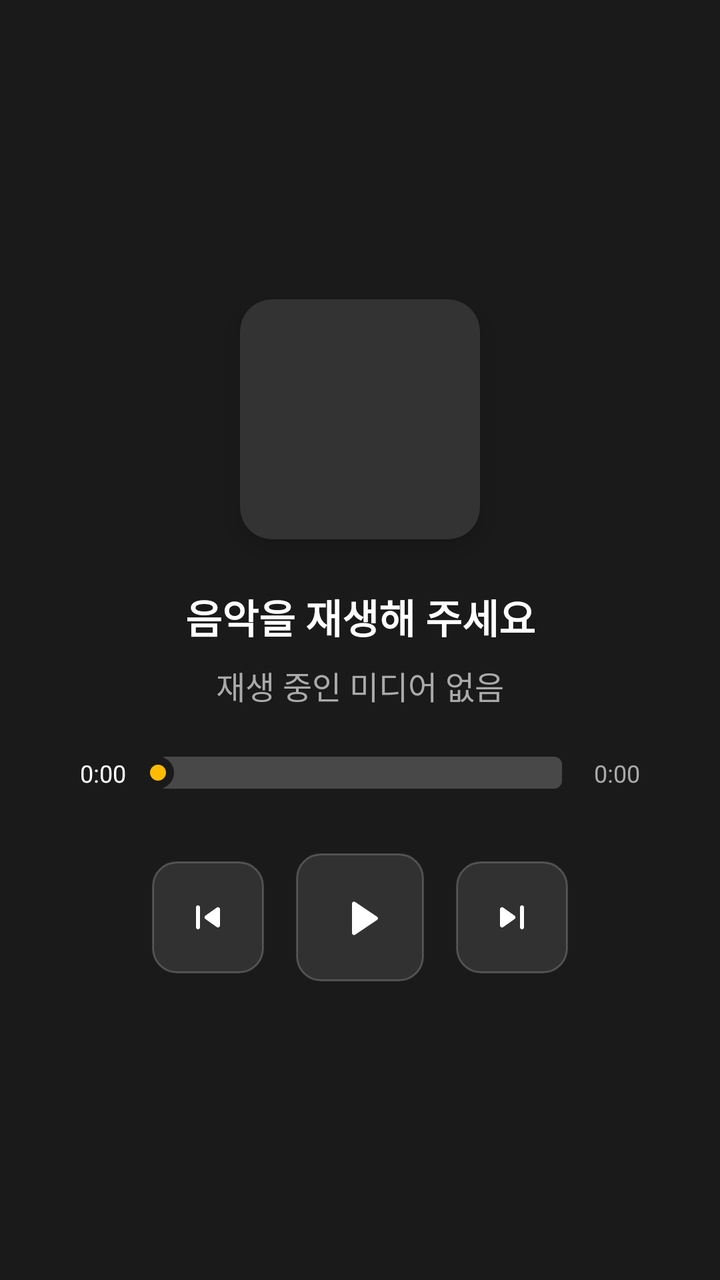
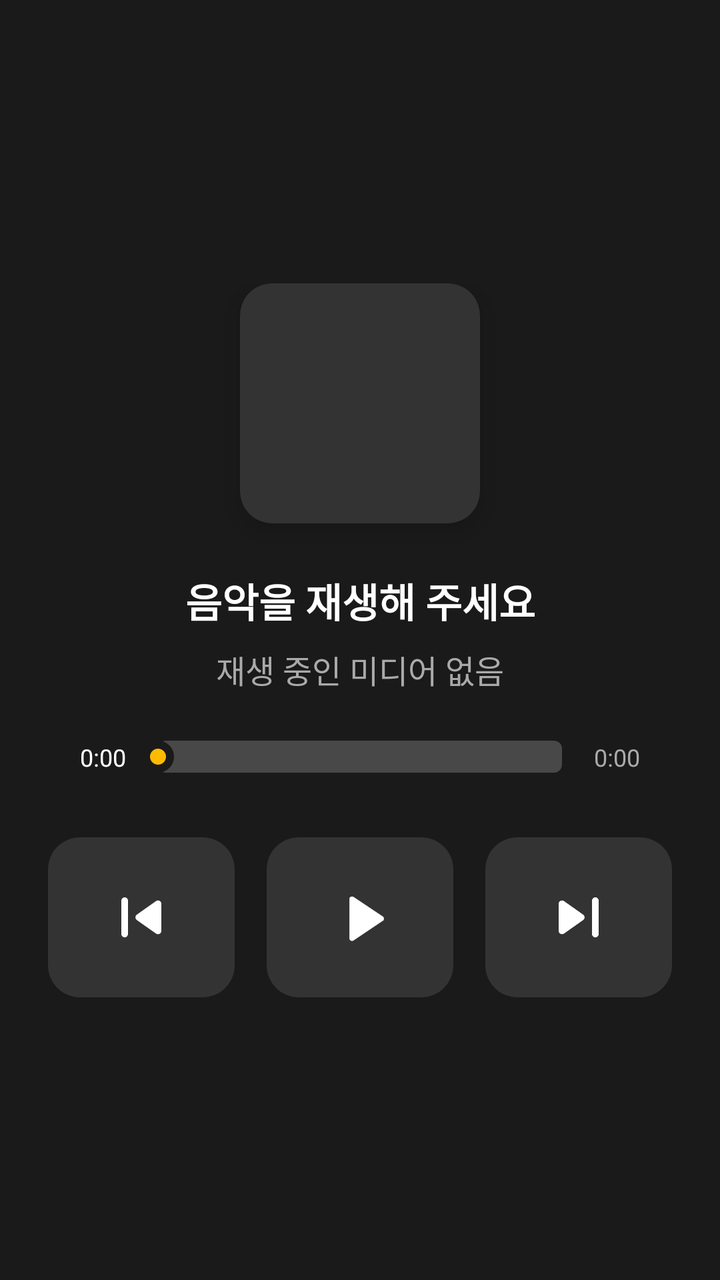

Before-and-after screenshots of an Android layout around one commit, followed by the original layout XML and the change that was made.
<!-- AndroidManifest.xml: application theme Theme.CarrotNavi -->
<!-- res/layout/layout_media_player.xml -->
<?xml version="1.0" encoding="utf-8"?>
<androidx.constraintlayout.widget.ConstraintLayout
    xmlns:android="http://schemas.android.com/apk/res/android"
    xmlns:app="http://schemas.android.com/apk/res-auto"
    android:id="@+id/mediaPlayerContainer"
    android:layout_width="match_parent"
    android:layout_height="match_parent"
    android:background="#1A1A1A">

    <ImageView
        android:id="@+id/ivAlbumArt"
        android:layout_width="match_parent"
        android:layout_height="0dp"
        android:scaleType="centerCrop"
        android:alpha="0.3"
        app:layout_constraintTop_toTopOf="parent"
        app:layout_constraintBottom_toBottomOf="parent" />

    <com.example.carrotnavi.FakeEqView
        android:id="@+id/fakeEqView"
        android:layout_width="match_parent"
        android:layout_height="0dp"
        android:visibility="gone"
        app:layout_constraintTop_toTopOf="parent"
        app:layout_constraintBottom_toBottomOf="parent" />

    <LinearLayout
        android:layout_width="match_parent"
        android:layout_height="wrap_content"
        android:orientation="vertical"
        android:gravity="center"
        android:padding="24dp"
        app:layout_constraintTop_toTopOf="parent"
        app:layout_constraintBottom_toBottomOf="parent">

        <androidx.cardview.widget.CardView
            android:layout_width="120dp"
            android:layout_height="120dp"
            app:cardCornerRadius="16dp"
            app:cardElevation="8dp"
            app:cardBackgroundColor="#333333">
            <ImageView
                android:id="@+id/ivAlbumArtThumbnail"
                android:layout_width="match_parent"
                android:layout_height="match_parent"
                android:scaleType="centerCrop" />
        </androidx.cardview.widget.CardView>

        <TextView
            android:id="@+id/tvMediaTitle"
            android:layout_width="wrap_content"
            android:layout_height="wrap_content"
            android:text="음악을 재생해 주세요"
            android:textColor="#FFFFFF"
            android:textSize="20sp"
            android:textStyle="bold"
            android:layout_marginTop="24dp"
            android:gravity="center"
            android:ellipsize="marquee"
            android:singleLine="true" />

        <TextView
            android:id="@+id/tvMediaArtist"
            android:layout_width="wrap_content"
            android:layout_height="wrap_content"
            android:text="재생 중인 미디어 없음"
            android:textColor="#AAAAAA"
            android:textSize="16sp"
            android:gravity="center"
            android:layout_marginTop="8dp"
            android:singleLine="true" />

        
        <LinearLayout
            android:layout_width="match_parent"
            android:layout_height="wrap_content"
            android:orientation="horizontal"
            android:gravity="center_vertical"
            android:layout_marginTop="24dp"
            android:paddingHorizontal="16dp">
            
            <TextView
                android:id="@+id/tvCurrentTime"
                android:layout_width="wrap_content"
                android:layout_height="wrap_content"
                android:text="0:00"
                android:textColor="#FFFFFF"
                android:textSize="12sp" />
                
            <SeekBar
                android:id="@+id/sbMediaProgress"
                android:layout_width="0dp"
                android:layout_height="wrap_content"
                android:layout_weight="1"
                android:progressDrawable="@drawable/custom_seekbar_progress"
                android:thumb="@drawable/custom_seekbar_thumb"
                android:splitTrack="false"
                android:paddingHorizontal="16dp" />
                
            <TextView
                android:id="@+id/tvDuration"
                android:layout_width="wrap_content"
                android:layout_height="wrap_content"
                android:text="0:00"
                android:textColor="#AAAAAA"
                android:textSize="12sp" />
        </LinearLayout>

        
        <LinearLayout
            android:layout_width="match_parent"
            android:layout_height="wrap_content"
            android:orientation="horizontal"
            android:gravity="center"
            android:layout_marginTop="32dp"
            android:clipToPadding="false">
            
            <ImageButton
                android:id="@+id/btnPrev"
                android:layout_width="56dp"
                android:layout_height="56dp"
                android:background="@drawable/bg_rect_button"
                android:src="@drawable/ic_round_skip_previous_24"
                android:scaleType="centerInside"
                android:layout_marginEnd="16dp" />
                
            <ImageButton
                android:id="@+id/btnPlayPause"
                android:layout_width="64dp"
                android:layout_height="64dp"
                android:background="@drawable/bg_rect_button"
                android:src="@drawable/ic_round_play_arrow_24"
                android:scaleType="centerInside"
                android:elevation="4dp" />
                
            <ImageButton
                android:id="@+id/btnNext"
                android:layout_width="56dp"
                android:layout_height="56dp"
                android:background="@drawable/bg_rect_button"
                android:src="@drawable/ic_round_skip_next_24"
                android:scaleType="centerInside"
                android:layout_marginStart="16dp" />
        </LinearLayout>

    </LinearLayout>

</androidx.constraintlayout.widget.ConstraintLayout>
<!-- resources referenced by this layout -->
<resources>
  <!-- drawable bg_rect_button (drawable) -->
  <?xml version="1.0" encoding="utf-8"?>
  <shape xmlns:android="http://schemas.android.com/apk/res/android"
      android:shape="rectangle">
      <corners android:radius="12dp" />
      <solid android:color="#1AFFFFFF" />
      <stroke android:width="1dp" android:color="#33FFFFFF" />
  </shape>
  <!-- drawable custom_seekbar_progress (drawable) -->
  <?xml version="1.0" encoding="utf-8"?>
  <layer-list xmlns:android="http://schemas.android.com/apk/res/android">
      <item android:id="@android:id/background">
          <shape android:shape="rectangle">
              <corners android:radius="4dp" />
              <solid android:color="#33FFFFFF" />
              <size android:height="6dp" />
          </shape>
      </item>
      <item android:id="@android:id/secondaryProgress">
          <clip>
              <shape android:shape="rectangle">
                  <corners android:radius="4dp" />
                  <solid android:color="#55FFFFFF" />
              </shape>
          </clip>
      </item>
      <item android:id="@android:id/progress">
          <clip>
              <shape android:shape="rectangle">
                  <corners android:radius="4dp" />
                  <solid android:color="#FFBB00" />
              </shape>
          </clip>
      </item>
  </layer-list>
  <!-- drawable custom_seekbar_thumb (drawable) -->
  <?xml version="1.0" encoding="utf-8"?>
  <shape xmlns:android="http://schemas.android.com/apk/res/android"
      android:shape="oval">
      <solid android:color="#FFBB00" />
      <size
          android:width="16dp"
          android:height="16dp" />
      <stroke android:width="4dp" android:color="#1A1A1A" />
  </shape>
  <!-- drawable ic_round_play_arrow_24 (drawable) -->
  <vector xmlns:android="http://schemas.android.com/apk/res/android"
      android:width="24dp"
      android:height="24dp"
      android:viewportWidth="24"
      android:viewportHeight="24">
    <path
        android:fillColor="#FFFFFFFF"
        android:pathData="M8,5.14v14.72a1,1 0,0 0,1.5 0.86l11,-7.36a1,1 0,0 0,0 -1.72l-11,-7.36A1,1 0,0 0,8 5.14z"/>
  </vector>
  <!-- drawable ic_round_skip_next_24 (drawable) -->
  <vector xmlns:android="http://schemas.android.com/apk/res/android"
      android:width="24dp"
      android:height="24dp"
      android:viewportWidth="24"
      android:viewportHeight="24">
    <path
        android:fillColor="#FFFFFFFF"
        android:pathData="M7.58,16.89l5.77,-4.07c0.56,-0.4 0.56,-1.24 0,-1.63L7.58,7.11C6.91,6.65 6,7.12 6,7.93v8.14C6,16.88 6.91,17.35 7.58,16.89zM16,7v10c0,0.55 0.45,1 1,1s1,-0.45 1,-1V7c0,-0.55 -0.45,-1 -1,-1S16,6.45 16,7z"/>
  </vector>
  <!-- drawable ic_round_skip_previous_24 (drawable) -->
  <vector xmlns:android="http://schemas.android.com/apk/res/android"
      android:width="24dp"
      android:height="24dp"
      android:viewportWidth="24"
      android:viewportHeight="24">
    <path
        android:fillColor="#FFFFFFFF"
        android:pathData="M6,7v10c0,0.55 0.45,1 1,1s1,-0.45 1,-1V7c0,-0.55 -0.45,-1 -1,-1S6,6.45 6,7zM16.42,16.89l-5.77,-4.07c-0.56,-0.4 -0.56,-1.24 0,-1.63l5.77,-4.08C17.09,6.65 18,7.12 18,7.93v8.14C18,16.88 17.09,17.35 16.42,16.89z"/>
  </vector>
  <style name="Theme.CarrotNavi" parent="Theme.MaterialComponents.DayNight.NoActionBar" />
</resources>

<!-- the commit's change to res/layout/layout_media_player.xml (unified diff, before → after) -->
@@ -107,41 +107,57 @@
         </LinearLayout>
 
         
-        <LinearLayout
+        <androidx.constraintlayout.widget.ConstraintLayout
             android:layout_width="match_parent"
             android:layout_height="wrap_content"
-            android:orientation="horizontal"
-            android:gravity="center"
             android:layout_marginTop="32dp"
             android:clipToPadding="false">
             
             <ImageButton
                 android:id="@+id/btnPrev"
-                android:layout_width="56dp"
-                android:layout_height="56dp"
-                android:background="@drawable/bg_rect_button"
+                android:layout_width="0dp"
+                android:layout_height="80dp"
+                android:padding="20dp"
+                android:background="@drawable/bg_media_control_btn"
                 android:src="@drawable/ic_round_skip_previous_24"
-                android:scaleType="centerInside"
-                android:layout_marginEnd="16dp" />
+                android:scaleType="fitCenter"
+                app:layout_constraintHorizontal_weight="1"
+                app:layout_constraintStart_toStartOf="parent"
+                app:layout_constraintEnd_toStartOf="@+id/btnPlayPause"
+                app:layout_constraintTop_toTopOf="parent"
+                app:layout_constraintBottom_toBottomOf="parent"
+                android:layout_marginEnd="8dp" />
                 
             <ImageButton
                 android:id="@+id/btnPlayPause"
-                android:layout_width="64dp"
-                android:layout_height="64dp"
-                android:background="@drawable/bg_rect_button"
+                android:layout_width="0dp"
+                android:layout_height="80dp"
+                android:padding="24dp"
+                android:background="@drawable/bg_media_control_btn"
                 android:src="@drawable/ic_round_play_arrow_24"
-                android:scaleType="centerInside"
-                android:elevation="4dp" />
+                android:scaleType="fitCenter"
+                app:layout_constraintHorizontal_weight="1"
+                app:layout_constraintStart_toEndOf="@+id/btnPrev"
+                app:layout_constraintEnd_toStartOf="@+id/btnNext"
+                app:layout_constraintTop_toTopOf="parent"
+                app:layout_constraintBottom_toBottomOf="parent"
+                android:layout_marginHorizontal="8dp" />
                 
             <ImageButton
                 android:id="@+id/btnNext"
-                android:layout_width="56dp"
-                android:layout_height="56dp"
-                android:background="@drawable/bg_rect_button"
+                android:layout_width="0dp"
+                android:layout_height="80dp"
+                android:padding="20dp"
+                android:background="@drawable/bg_media_control_btn"
                 android:src="@drawable/ic_round_skip_next_24"
-                android:scaleType="centerInside"
-                android:layout_marginStart="16dp" />
-        </LinearLayout>
+                android:scaleType="fitCenter"
+                app:layout_constraintHorizontal_weight="1"
+                app:layout_constraintStart_toEndOf="@+id/btnPlayPause"
+                app:layout_constraintEnd_toEndOf="parent"
+                app:layout_constraintTop_toTopOf="parent"
+                app:layout_constraintBottom_toBottomOf="parent"
+                android:layout_marginStart="8dp" />
+        </androidx.constraintlayout.widget.ConstraintLayout>
 
     </LinearLayout>
 
<!-- resource entries referenced after the edit -->
@@ -1,13 +1,16 @@
 <!-- resources referenced by this layout -->
 <resources>
-  <!-- drawable bg_rect_button (drawable) -->
+  <!-- drawable bg_media_control_btn (drawable) -->
   <?xml version="1.0" encoding="utf-8"?>
-  <shape xmlns:android="http://schemas.android.com/apk/res/android"
-      android:shape="rectangle">
-      <corners android:radius="12dp" />
-      <solid android:color="#1AFFFFFF" />
-      <stroke android:width="1dp" android:color="#33FFFFFF" />
-  </shape>
+  <ripple xmlns:android="http://schemas.android.com/apk/res/android"
+      android:color="?attr/colorControlHighlight">
+      <item>
+          <shape android:shape="rectangle">
+              <corners android:radius="16dp" />
+              <solid android:color="#333333" />
+          </shape>
+      </item>
+  </ripple>
   <!-- drawable custom_seekbar_progress (drawable) -->
   <?xml version="1.0" encoding="utf-8"?>
   <layer-list xmlns:android="http://schemas.android.com/apk/res/android">
